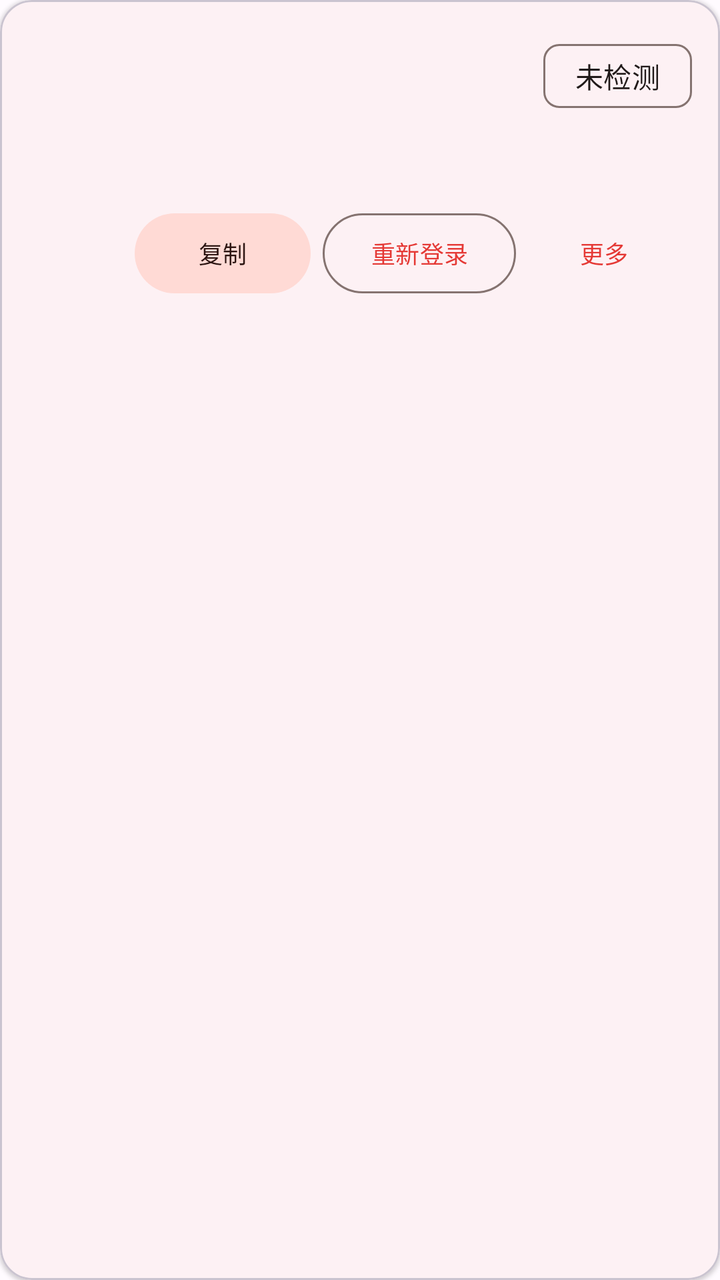
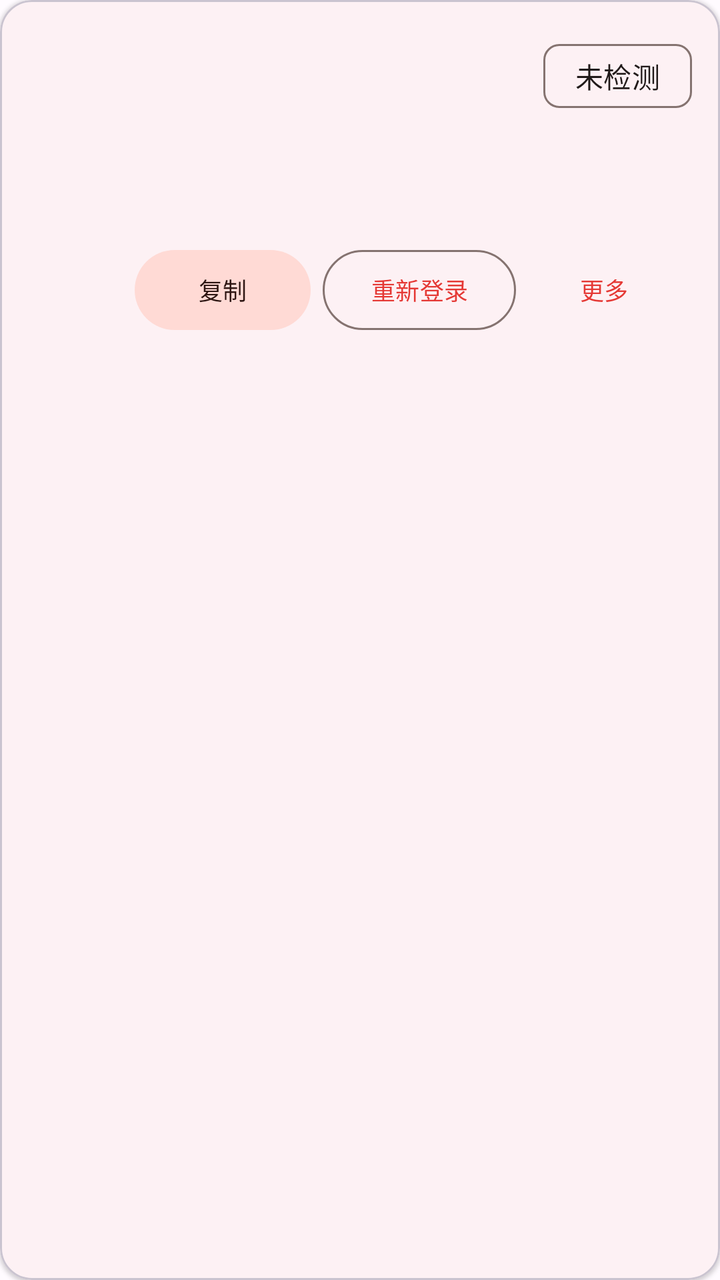

Screens rendered from an Android XML layout before and after an edit, with the pre-edit source and the edit as a unified diff.
<!-- AndroidManifest.xml: application theme Theme.JDCookie -->
<!-- res/layout/item_account.xml -->
<?xml version="1.0" encoding="utf-8"?>
<com.google.android.material.card.MaterialCardView
    xmlns:android="http://schemas.android.com/apk/res/android"
    xmlns:app="http://schemas.android.com/apk/res-auto"
    android:layout_width="match_parent"
    android:layout_height="wrap_content"
    android:layout_marginBottom="8dp"
    app:cardCornerRadius="16dp"
    app:cardElevation="1dp">

    <LinearLayout
        android:layout_width="match_parent"
        android:layout_height="wrap_content"
        android:orientation="vertical"
        android:padding="14dp">

        <LinearLayout
            android:layout_width="match_parent"
            android:layout_height="wrap_content"
            android:gravity="center_vertical"
            android:orientation="horizontal">

            <TextView
                android:id="@+id/tvName"
                android:layout_width="0dp"
                android:layout_height="wrap_content"
                android:layout_weight="1"
                android:textAppearance="?attr/textAppearanceTitleMedium"
                android:textColor="?attr/colorOnSurface" />

            <com.google.android.material.chip.Chip
                android:id="@+id/chipStatus"
                style="@style/Widget.Material3.Chip.Assist"
                android:layout_width="wrap_content"
                android:layout_height="wrap_content"
                android:clickable="false"
                android:text="@string/status_unknown" />
        </LinearLayout>

        <TextView
            android:id="@+id/tvPin"
            android:layout_width="match_parent"
            android:layout_height="wrap_content"
            android:layout_marginTop="2dp"
            android:fontFamily="monospace"
            android:textAppearance="?attr/textAppearanceBodySmall"
            android:textColor="?attr/colorOnSurfaceVariant" />

        <TextView
            android:id="@+id/tvUpdated"
            android:layout_width="match_parent"
            android:layout_height="wrap_content"
            android:layout_marginTop="2dp"
            android:textAppearance="?attr/textAppearanceBodySmall"
            android:textColor="?attr/colorOnSurfaceVariant" />

        <LinearLayout
            android:layout_width="match_parent"
            android:layout_height="wrap_content"
            android:gravity="end"
            android:orientation="horizontal"
            android:layout_marginTop="4dp">

            <com.google.android.material.button.MaterialButton
                android:id="@+id/btnCopy"
                style="@style/Widget.Material3.Button.TonalButton"
                android:layout_width="wrap_content"
                android:layout_height="wrap_content"
                android:text="@string/copy"
                android:textSize="12sp" />

            <com.google.android.material.button.MaterialButton
                android:id="@+id/btnRelogin"
                style="@style/Widget.Material3.Button.OutlinedButton"
                android:layout_width="wrap_content"
                android:layout_height="wrap_content"
                android:layout_marginStart="6dp"
                android:text="@string/relogin"
                android:textSize="12sp" />

            <com.google.android.material.button.MaterialButton
                android:id="@+id/btnMore"
                style="@style/Widget.Material3.Button.TextButton"
                android:layout_width="wrap_content"
                android:layout_height="wrap_content"
                android:text="@string/more"
                android:textSize="12sp" />
        </LinearLayout>
    </LinearLayout>
</com.google.android.material.card.MaterialCardView>
<!-- resources referenced by this layout -->
<resources>
  <string name="copy">复制</string>
  <string name="more">更多</string>
  <string name="relogin">重新登录</string>
  <string name="status_unknown">未检测</string>
  <style name="Theme.JDCookie" parent="Theme.Material3.DayNight.NoActionBar">
          <item name="colorPrimary">@color/md_theme_primary</item>
          <item name="colorOnPrimary">@color/md_theme_on_primary</item>
          <item name="colorPrimaryContainer">@color/md_theme_primary_container</item>
          <item name="colorOnPrimaryContainer">@color/md_theme_on_primary_container</item>
          <item name="colorSecondary">@color/md_theme_secondary</item>
          <item name="colorOnSecondary">@color/md_theme_on_secondary</item>
          <item name="colorSecondaryContainer">@color/md_theme_secondary_container</item>
          <item name="colorOnSecondaryContainer">@color/md_theme_on_secondary_container</item>
          <item name="colorTertiary">@color/md_theme_tertiary</item>
          <item name="colorOnTertiary">@color/md_theme_on_tertiary</item>
          <item name="colorTertiaryContainer">@color/md_theme_tertiary_container</item>
          <item name="colorOnTertiaryContainer">@color/md_theme_on_tertiary_container</item>
          <item name="colorError">@color/md_theme_error</item>
          <item name="colorOnError">@color/md_theme_on_error</item>
          <item name="colorErrorContainer">@color/md_theme_error_container</item>
          <item name="colorOnErrorContainer">@color/md_theme_on_error_container</item>
          <item name="android:colorBackground">@color/md_theme_background</item>
          <item name="colorOnBackground">@color/md_theme_on_background</item>
          <item name="colorSurface">@color/md_theme_surface</item>
          <item name="colorOnSurface">@color/md_theme_on_surface</item>
          <item name="colorSurfaceVariant">@color/md_theme_surface_variant</item>
          <item name="colorOnSurfaceVariant">@color/md_theme_on_surface_variant</item>
          <item name="colorOutline">@color/md_theme_outline</item>
          <item name="android:statusBarColor">@android:color/transparent</item>
          <item name="android:navigationBarColor">@color/md_theme_surface</item>
          <item name="android:windowLightStatusBar">true</item>
      </style>
  <color name="md_theme_primary">#E53935</color>
  <color name="md_theme_on_primary">#FFFFFF</color>
  <color name="md_theme_primary_container">#FFDAD6</color>
  <color name="md_theme_on_primary_container">#410002</color>
  <color name="md_theme_secondary">#775652</color>
  <color name="md_theme_on_secondary">#FFFFFF</color>
  <color name="md_theme_secondary_container">#FFDAD5</color>
  <color name="md_theme_on_secondary_container">#2C1512</color>
  <color name="md_theme_tertiary">#705C2E</color>
  <color name="md_theme_on_tertiary">#FFFFFF</color>
  <color name="md_theme_tertiary_container">#FBDFA6</color>
  <color name="md_theme_on_tertiary_container">#251A00</color>
  <color name="md_theme_error">#BA1A1A</color>
  <color name="md_theme_on_error">#FFFFFF</color>
  <color name="md_theme_error_container">#FFDAD6</color>
  <color name="md_theme_on_error_container">#410002</color>
  <color name="md_theme_background">#FFFBFF</color>
  <color name="md_theme_on_background">#201A19</color>
  <color name="md_theme_surface">#FFFBFF</color>
  <color name="md_theme_on_surface">#201A19</color>
  <color name="md_theme_surface_variant">#F5DDDA</color>
  <color name="md_theme_on_surface_variant">#534341</color>
  <color name="md_theme_outline">#857370</color>
</resources>

<!-- the commit's change to res/layout/item_account.xml (unified diff, before → after) -->
@@ -54,6 +54,14 @@
             android:textAppearance="?attr/textAppearanceBodySmall"
             android:textColor="?attr/colorOnSurfaceVariant" />
 
+        <TextView
+            android:id="@+id/tvPush"
+            android:layout_width="match_parent"
+            android:layout_height="wrap_content"
+            android:layout_marginTop="2dp"
+            android:textAppearance="?attr/textAppearanceBodySmall"
+            android:textStyle="bold" />
+
         <LinearLayout
             android:layout_width="match_parent"
             android:layout_height="wrap_content"
